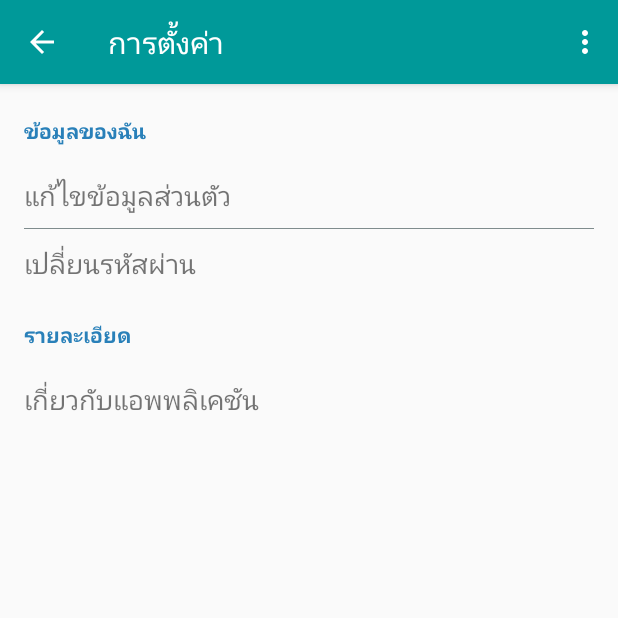
After one commit to nadpon/s_project, an Android app: the SettingPageActivity screen opened directly, with no data from a screen before it, on a phone screen of 412 x 824 dp, the top half of it. The commit adds this screen. Run offline under Robolectric (Android 15) with nearby library versions, the phone set to English and light mode, and no system bars.

Commit message:
Rejected commit: Default

```diff
--- a/app/src/main/AndroidManifest.xml
+++ b/app/src/main/AndroidManifest.xml
@@ -98,6 +98,12 @@
             android:name=".PostMapActivity"
             android:label="ตำแหน่งเรื่องร้องเรียน"
             android:screenOrientation="portrait"
+            android:theme="@style/CustomActionBarTheme" >
+        </activity>
+        <activity
+            android:name=".SettingPageActivity"
+            android:label="การตั้งค่า"
+            android:screenOrientation="portrait"
             android:theme="@style/CustomActionBarTheme">
         </activity>
     </application>
--- a/app/src/main/java/kmitl/cs/s_project/MainActivity.java
+++ b/app/src/main/java/kmitl/cs/s_project/MainActivity.java
@@ -136,6 +136,7 @@ public class MainActivity extends ActionBarActivity implements ActionBar.TabList
 
         //noinspection SimplifiableIfStatement
         if (id == R.id.action_settings) {
+            setting();
             return true;
         }
 
@@ -149,6 +150,11 @@ public class MainActivity extends ActionBarActivity implements ActionBar.TabList
             return true;
         }
         return super.onOptionsItemSelected(item);
+    }
+
+    private void setting() {
+        Intent intent = new Intent(MainActivity.this,SettingPageActivity.class);
+        startActivity(intent);
     }
 
     private void go_to_personal() {
--- a/app/src/main/java/kmitl/cs/s_project/PersonalActivity.java
+++ b/app/src/main/java/kmitl/cs/s_project/PersonalActivity.java
@@ -2,6 +2,7 @@ package kmitl.cs.s_project;
 
 import android.app.ProgressDialog;
 import android.content.Context;
+import android.content.Intent;
 import android.os.AsyncTask;
 import android.os.StrictMode;
 import android.support.v7.app.ActionBar;
@@ -63,7 +64,7 @@ public class PersonalActivity extends ActionBarActivity {
     @Override
     public boolean onCreateOptionsMenu(Menu menu) {
         // Inflate the menu; this adds items to the action bar if it is present.
-        getMenuInflater().inflate(R.menu.menu_personal, menu);
+        getMenuInflater().inflate(R.menu.menu_view_all_post, menu);
         return true;
     }
 
@@ -77,10 +78,16 @@ public class PersonalActivity extends ActionBarActivity {
 
         //noinspection SimplifiableIfStatement
         if (id == R.id.action_settings) {
+            setting();
             return true;
         }
 
         return super.onOptionsItemSelected(item);
+    }
+
+    private void setting() {
+        Intent intent = new Intent(PersonalActivity.this,SettingPageActivity.class);
+        startActivity(intent);
     }
 
     /**
--- /dev/null
+++ b/app/src/main/java/kmitl/cs/s_project/SettingPageActivity.java
@@ -0,0 +1,43 @@
+package kmitl.cs.s_project;
+
+import android.support.v7.app.ActionBar;
+import android.support.v7.app.ActionBarActivity;
+import android.os.Bundle;
+import android.view.Menu;
+import android.view.MenuItem;
+
+
+public class SettingPageActivity extends ActionBarActivity {
+
+    @Override
+    protected void onCreate(Bundle savedInstanceState) {
+        super.onCreate(savedInstanceState);
+        setContentView(R.layout.activity_setting_page);
+
+        ActionBar actionBar = getSupportActionBar();
+        actionBar.setDisplayHomeAsUpEnabled(true);
+    }
+
+    @Override
+    public boolean onCreateOptionsMenu(Menu menu) {
+        // Inflate the menu; this adds items to the action bar if it is present.
+        getMenuInflater().inflate(R.menu.menu_setting_page, menu);
+        return false;
+    }
+
+    @Override
+    public boolean onOptionsItemSelected(MenuItem item) {
+        // Handle action bar item clicks here. The action bar will
+        // automatically handle clicks on the Home/Up button, so long
+        // as you specify a parent activity in AndroidManifest.xml.
+        int id = item.getItemId();
+        onBackPressed();
+
+        //noinspection SimplifiableIfStatement
+        if (id == R.id.action_settings) {
+            return true;
+        }
+
+        return super.onOptionsItemSelected(item);
+    }
+}
--- /dev/null
+++ b/app/src/main/res/drawable/backgroundstate.xml
@@ -0,0 +1,16 @@
+<?xml version="1.0" encoding="utf-8"?>
+
+<selector xmlns:android="http://schemas.android.com/apk/res/android">
+    <item android:state_window_focused="false" android:state_enabled="true"
+        android:drawable="@color/background_material_light" />
+    <item android:state_window_focused="false" android:state_enabled="false"
+        android:drawable="@color/background_material_light" />
+    <item android:state_pressed="true"
+        android:drawable="@color/setback"/>
+    <item android:state_focused="true" android:state_enabled="true"
+        android:drawable="@color/setback" />
+    <item android:state_enabled="true"
+        android:drawable="@color/background_material_light" />
+    <item android:state_focused="true"
+        android:drawable="@color/setback" />
+</selector>
--- /dev/null
+++ b/app/src/main/res/drawable/mydivider.xml
@@ -0,0 +1,5 @@
+<?xml version="1.0" encoding="utf-8"?>
+<shape xmlns:android="http://schemas.android.com/apk/res/android">
+    <size android:width="1dip" />
+    <solid android:color="#7f8c8d" />
+</shape>
--- /dev/null
+++ b/app/src/main/res/layout/activity_setting_page.xml
@@ -0,0 +1,92 @@
+<RelativeLayout xmlns:android="http://schemas.android.com/apk/res/android"
+    xmlns:tools="http://schemas.android.com/tools"
+    android:layout_width="match_parent"
+    android:layout_height="match_parent"
+    android:paddingLeft="@dimen/activity_horizontal_margin"
+    android:paddingRight="@dimen/activity_horizontal_margin"
+    android:paddingTop="@dimen/activity_vertical_margin"
+    android:paddingBottom="@dimen/activity_vertical_margin"
+    tools:context="kmitl.cs.s_project.SettingPageActivity">
+
+    <LinearLayout
+        android:id="@+id/a"
+        android:layout_width="match_parent"
+        android:layout_height="30dp">
+        <TextView
+            android:layout_width="match_parent"
+            android:layout_height="match_parent"
+            android:text="ข้อมูลของฉัน"
+            android:textStyle="bold"
+            android:textColor="#2980b9"
+            android:gravity="center_vertical"/>
+    </LinearLayout>
+    <LinearLayout
+        android:id="@+id/b"
+        android:layout_width="match_parent"
+        android:layout_height="45dp"
+        android:layout_marginTop="5dp"
+        android:clickable="true"
+        android:background="@drawable/backgroundstate"
+        android:layout_below="@+id/a"
+        android:divider="@drawable/mydivider"
+        android:showDividers="middle"
+        android:orientation="vertical">
+        <TextView
+            android:layout_width="match_parent"
+            android:layout_height="match_parent"
+            android:text="แก้ไขข้อมูลส่วนตัว"
+            android:textSize="18dp"
+            android:gravity="center_vertical"/>
+        <View
+            android:layout_width="match_parent"
+            android:layout_height="wrap_content"
+            android:background="#7f8c8d" />
+    </LinearLayout>
+    <LinearLayout
+        android:id="@+id/c"
+        android:layout_width="match_parent"
+        android:layout_height="45dp"
+        android:clickable="true"
+        android:background="@drawable/backgroundstate"
+        android:layout_below="@+id/b"
+        android:orientation="vertical">
+        <TextView
+            android:layout_width="match_parent"
+            android:layout_height="match_parent"
+            android:text="เปลี่ยนรหัสผ่าน"
+            android:textSize="18dp"
+            android:gravity="center_vertical"/>
+    </LinearLayout>
+
+    <LinearLayout
+        android:id="@+id/d"
+        android:layout_width="match_parent"
+        android:layout_height="30dp"
+        android:layout_marginTop="10dp"
+        android:layout_below="@+id/c">
+        <TextView
+            android:layout_width="match_parent"
+            android:layout_height="match_parent"
+            android:text="รายละเอียด"
+            android:textStyle="bold"
+            android:textColor="#2980b9"
+            android:gravity="center_vertical"/>
+    </LinearLayout>
+    <LinearLayout
+        android:id="@+id/e"
+        android:layout_width="match_parent"
+        android:layout_height="45dp"
+        android:layout_marginTop="5dp"
+        android:clickable="true"
+        android:background="@drawable/backgroundstate"
+        android:layout_below="@+id/d"
+        android:orientation="vertical">
+        <TextView
+            android:layout_width="match_parent"
+            android:layout_height="match_parent"
+            android:text="เกี่ยวกับแอพพลิเคชัน"
+            android:textSize="18dp"
+            android:gravity="center_vertical"/>
+    </LinearLayout>
+
+</RelativeLayout>
--- a/app/src/main/res/layout/fragment_newfeed.xml
+++ b/app/src/main/res/layout/fragment_newfeed.xml
@@ -4,12 +4,12 @@
     android:layout_height="match_parent">
 
     <ListView
+        android:id="@+id/listView"
         android:layout_width="match_parent"
         android:layout_height="match_parent"
         android:layout_margin="10dp"
         android:dividerHeight="0dp"
         android:scrollbars="none"
-        android:focusable="true"
-        android:id="@+id/listView" />
+        android:focusable="true" />
 
 </android.support.v4.widget.SwipeRefreshLayout>
--- a/app/src/main/res/layout/fragment_post.xml
+++ b/app/src/main/res/layout/fragment_post.xml
@@ -1,6 +1,8 @@
 <LinearLayout xmlns:android="http://schemas.android.com/apk/res/android"
-    xmlns:tools="http://schemas.android.com/tools" android:layout_width="match_parent"
-    android:layout_height="match_parent" android:paddingLeft="@dimen/activity_horizontal_margin"
+    xmlns:tools="http://schemas.android.com/tools"
+    android:layout_width="match_parent"
+    android:layout_height="match_parent"
+    android:paddingLeft="@dimen/activity_horizontal_margin"
     android:paddingRight="@dimen/activity_horizontal_margin"
     android:paddingTop="@dimen/activity_vertical_margin"
     android:paddingBottom="@dimen/activity_vertical_margin"
--- /dev/null
+++ b/app/src/main/res/menu/menu_setting_page.xml
@@ -0,0 +1,7 @@
+<menu xmlns:android="http://schemas.android.com/apk/res/android"
+    xmlns:app="http://schemas.android.com/apk/res-auto"
+    xmlns:tools="http://schemas.android.com/tools"
+    tools:context="kmitl.cs.s_project.SettingPageActivity">
+    <item android:id="@+id/action_settings" android:title="@string/action_settings"
+        android:orderInCategory="100" app:showAsAction="never" />
+</menu>
--- a/app/src/main/res/menu/menu_view_all_post.xml
+++ b/app/src/main/res/menu/menu_view_all_post.xml
@@ -8,7 +8,7 @@
         app:showAsAction="ifRoom" />
 
     <!--Setting-->
-    <item android:id="@+id/action_settings" android:title="@string/action_settings"
+    <item android:id="@+id/action_settings" android:title="การตั้งค่า"
         android:orderInCategory="100" app:showAsAction="never" />
     <item android:id="@+id/action_logout" android:title="@string/action_logout"
         android:orderInCategory="100" app:showAsAction="never" />
--- a/app/src/main/res/values/strings.xml
+++ b/app/src/main/res/values/strings.xml
@@ -50,6 +50,8 @@
     <color name="post_7_color">#9b59b6</color>
     <color name="post_8_color">#7f8c8d</color>
 
+    <color name="setback">#bdc3c7</color>
+
     <color name="tab_selected">#e74c3c</color>
     <color name="tab_unselected">#FFFFFF</color>
 
@@ -65,4 +67,5 @@
     <string name="title_activity_post_info">PostInfoActivity</string>
     <string name="title_activity_post_info_full">PostInfoFullActivity</string>
     <string name="title_activity_post_map">PostMapActivity</string>
+    <string name="title_activity_setting_page">SettingPageActivity</string>
 </resources>
```
